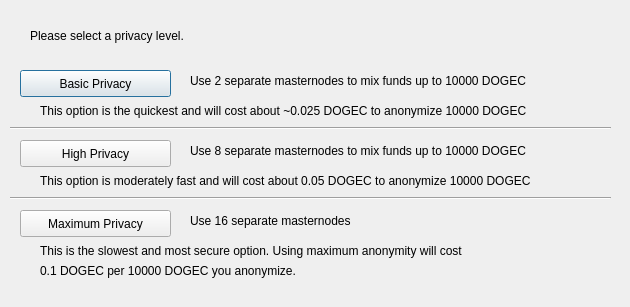
Qt form src/qt/forms/obfuscationconfig.ui (dogecash/dogecash-old) before a commit.
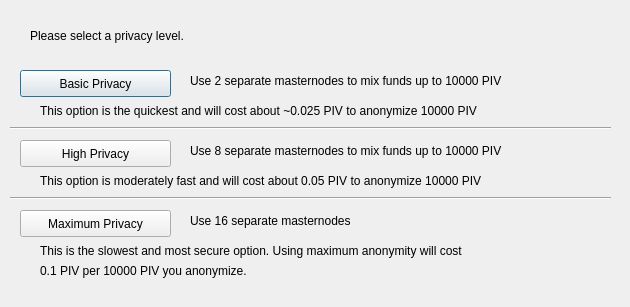
The same form after that commit.

Patch:
```diff
--- a/src/qt/forms/obfuscationconfig.ui
+++ b/src/qt/forms/obfuscationconfig.ui
@@ -75,7 +75,7 @@
     </rect>
    </property>
    <property name="text">
-    <string>Use 2 separate masternodes to mix funds up to 10000 DOGEC</string>
+    <string>Use 2 separate masternodes to mix funds up to 10000 PIV</string>
    </property>
   </widget>
   <widget class="QLabel" name="label_3">
@@ -88,7 +88,7 @@
     </rect>
    </property>
    <property name="text">
-    <string>Use 8 separate masternodes to mix funds up to 10000 DOGEC</string>
+    <string>Use 8 separate masternodes to mix funds up to 10000 PIV</string>
    </property>
   </widget>
   <widget class="QLabel" name="label_4">
@@ -114,7 +114,7 @@
     </rect>
    </property>
    <property name="text">
-    <string>This option is the quickest and will cost about ~0.025 DOGEC to anonymize 10000 DOGEC</string>
+    <string>This option is the quickest and will cost about ~0.025 PIV to anonymize 10000 PIV</string>
    </property>
   </widget>
   <widget class="QLabel" name="label_7">
@@ -127,7 +127,7 @@
     </rect>
    </property>
    <property name="text">
-    <string>This option is moderately fast and will cost about 0.05 DOGEC to anonymize 10000 DOGEC</string>
+    <string>This option is moderately fast and will cost about 0.05 PIV to anonymize 10000 PIV</string>
    </property>
   </widget>
   <widget class="QLabel" name="label_8">
@@ -153,7 +153,7 @@
     </rect>
    </property>
    <property name="text">
-    <string>0.1 DOGEC per 10000 DOGEC you anonymize.</string>
+    <string>0.1 PIV per 10000 PIV you anonymize.</string>
    </property>
   </widget>
   <widget class="Line" name="line">
```
